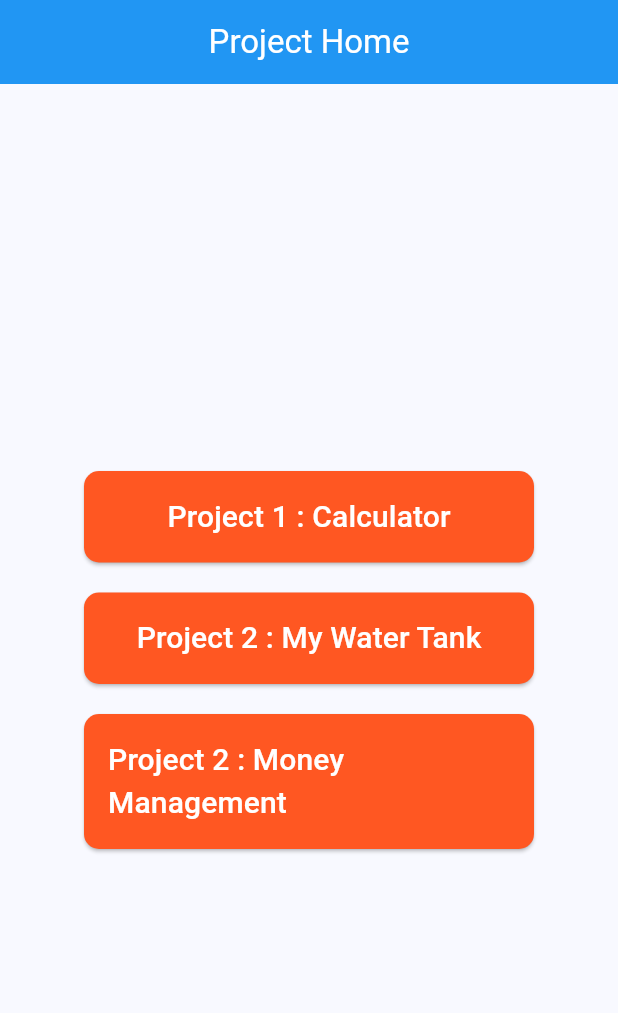
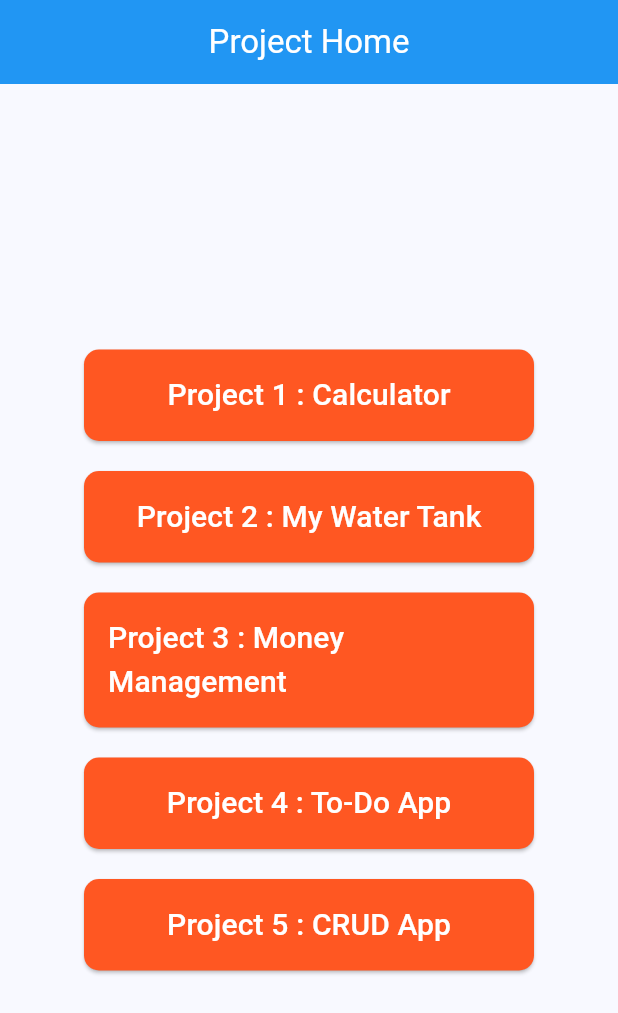
Before and after one commit to Raihan-iOS/Flutter_practice, a Flutter app: the screen it shows after launch, on a phone screen of 412 x 824 dp. Shown: the top 1013 px of the screen. Run offline on Flutter 3.47's test engine with Material 3 defaults, Android fonts, the phone set to English and light mode, and no system bars; our stand-ins replace lottie; missing offline and left inert: dart:ffi.

Commit message:
module 13 crud app

```diff
--- a/lib/ProjectHome.dart
+++ b/lib/ProjectHome.dart
@@ -1,4 +1,6 @@
+// ignore_for_file: public_member_api_docs, sort_constructors_first
 import 'package:flutter/material.dart';
+import 'package:widget_app_structure/peoject_cell_widget.dart';
 
 class ProjectHome extends StatelessWidget {
   const ProjectHome({super.key});
@@ -17,76 +19,34 @@ class ProjectHome extends StatelessWidget {
             mainAxisAlignment: MainAxisAlignment.center,
 
             children: [
-              SizedBox(
-                width: 300,
-                child: ElevatedButton(
-                  style: ElevatedButton.styleFrom(
-                    backgroundColor: Colors.deepOrange,
-                    foregroundColor: Colors.white,
-                    padding: const EdgeInsets.all(16.0),
-                    shape: RoundedRectangleBorder(
-                      borderRadius: BorderRadius.circular(10),
-                    ),
-                  ),
-                  onPressed: () {
-                    Navigator.pushNamed(
-                      context,
-                      '/page5',
-                    ); // Navigate to MyCalculator
-                  },
-                  child: Text(
-                    'Project 1 : Calculator',
-                    style: TextStyle(fontSize: 20),
-                  ),
-                ),
+              peoject_cell_widget(
+                serial: 1,
+                routeName: '/page5',
+                title: 'Calculator',
               ),
               SizedBox(height: 20),
-              SizedBox(
-                width: 300,
-                child: ElevatedButton(
-                  style: ElevatedButton.styleFrom(
-                    backgroundColor: Colors.deepOrange,
-                    foregroundColor: Colors.white,
-                    padding: const EdgeInsets.all(16.0),
-                    shape: RoundedRectangleBorder(
-                      borderRadius: BorderRadius.circular(10),
-                    ),
-                  ),
-                  onPressed: () {
-                    Navigator.pushNamed(
-                      context,
-                      '/page6',
-                    ); // Navigate to My Water Tank
-                  },
-                  child: Text(
-                    'Project 2 : My Water Tank',
-                    style: TextStyle(fontSize: 20),
-                  ),
-                ),
+              peoject_cell_widget(
+                serial: 2,
+                routeName: '/page6',
+                title: 'My Water Tank',
               ),
               SizedBox(height: 20),
-              SizedBox(
-                width: 300,
-                child: ElevatedButton(
-                  style: ElevatedButton.styleFrom(
-                    backgroundColor: Colors.deepOrange,
-                    foregroundColor: Colors.white,
-                    padding: const EdgeInsets.all(16.0),
-                    shape: RoundedRectangleBorder(
-                      borderRadius: BorderRadius.circular(10),
-                    ),
-                  ),
-                  onPressed: () {
-                    Navigator.pushNamed(
-                      context,
-                      '/page7',
-                    ); // Navigate to My Water Tank
-                  },
-                  child: Text(
-                    'Project 2 : Money Management',
-                    style: TextStyle(fontSize: 20),
-                  ),
-                ),
+              peoject_cell_widget(
+                serial: 3,
+                routeName: '/page7',
+                title: 'Money Management',
+              ),
+              SizedBox(height: 20),
+              peoject_cell_widget(
+                serial: 4,
+                routeName: '/page8',
+                title: 'To-Do App',
+              ),
+              SizedBox(height: 20),
+              peoject_cell_widget(
+                serial: 5,
+                routeName: '/page9',
+                title: 'CRUD App',
               ),
               // Add more buttons or widgets as needed
             ],
--- a/lib/myApp.dart
+++ b/lib/myApp.dart
@@ -4,6 +4,9 @@ import 'package:widget_app_structure/home.dart';
 import 'package:widget_app_structure/module11/Calculator/mycalculator.dart';
 import 'package:widget_app_structure/module11/MyWaterTank/watertank.dart';
 import 'package:widget_app_structure/module12/money_management.dart';
+import 'package:widget_app_structure/module12/todos/add_new_todo.dart';
+import 'package:widget_app_structure/module12/todos/to_dos_app.dart';
+import 'package:widget_app_structure/module13/crud%20app/screens/product_market.dart';
 import 'package:widget_app_structure/module8/module8Class3.dart';
 import 'package:widget_app_structure/module8/module8class1.dart';
 import 'package:widget_app_structure/module8/module8class2.dart';
@@ -38,6 +41,8 @@ class MyApp extends StatelessWidget {
         '/page5': (context) => MyCalculator(),
         '/page6': (context) => Watertank(),
         '/page7': (context) => MoneyManagement(),
+        '/page8': (context) => ToDosApp(),
+        '/page9': (context) => ProductListHome(),
       },
       theme: ThemeData(
         colorScheme: ColorScheme.fromSeed(seedColor: Colors.blue),
--- /dev/null
+++ b/lib/peoject_cell_widget.dart
@@ -0,0 +1,35 @@
+import 'package:flutter/material.dart';
+
+class peoject_cell_widget extends StatelessWidget {
+  final int serial;
+  final String title;
+  final String routeName;
+
+  const peoject_cell_widget({
+    super.key,
+    required this.serial,
+    required this.title,
+    required this.routeName,
+  });
+
+  @override
+  Widget build(BuildContext context) {
+    return SizedBox(
+      width: 300,
+      child: ElevatedButton(
+        style: ElevatedButton.styleFrom(
+          backgroundColor: Colors.deepOrange,
+          foregroundColor: Colors.white,
+          padding: const EdgeInsets.all(16.0),
+          shape: RoundedRectangleBorder(
+            borderRadius: BorderRadius.circular(10),
+          ),
+        ),
+        onPressed: () {
+          Navigator.pushNamed(context, routeName); // Navigate to MyCalculator
+        },
+        child: Text('Project $serial : $title', style: TextStyle(fontSize: 20)),
+      ),
+    );
+  }
+}
```
Also changed, not shown: lib/module12/todos/add_new_todo.dart (added, +85 -0 lines), lib/module12/todos/to_dos_app.dart (added, +63 -0 lines), lib/module12/todos/todo_data.dart (added, +13 -0 lines), lib/module13/crud app/screens/add_new_product.dart (added, +55 -0 lines), lib/module13/crud app/screens/product_market.dart (added, +36 -0 lines), lib/module13/crud app/screens/update-product.dart (added, +55 -0 lines), lib/module13/crud app/widgets/product_add_form.dart (added, +100 -0 lines), lib/module13/crud app/widgets/product_options.dart (added, +68 -0 lines).
